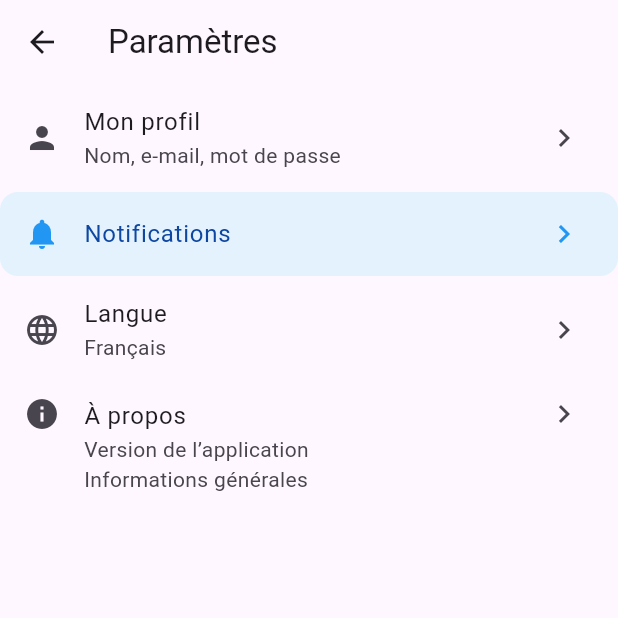
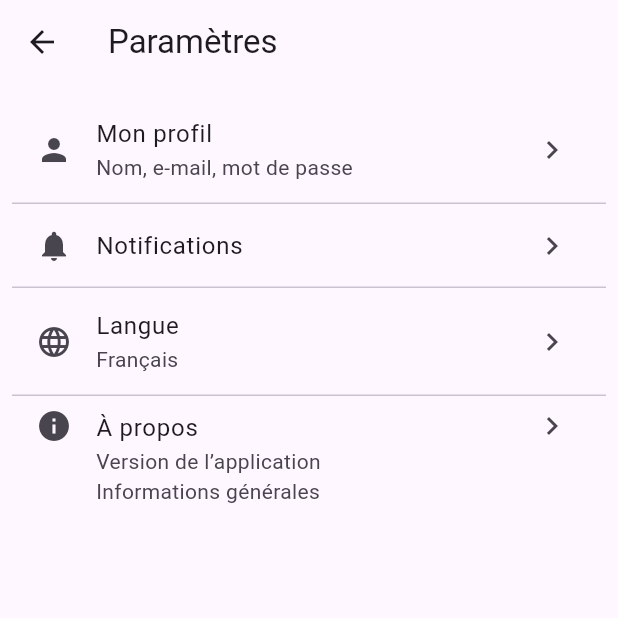
Before and after one commit to onsazizi-web/tp9_mabiblio, a Flutter app: the screen it shows after launch, after a tap on the "settings" icon, on a phone screen of 412 x 824 dp, the top half of it. Run offline on Flutter 3.47's test engine with Material 3 defaults, Android fonts, the phone set to English and light mode, and no system bars.

Commit message:
Partie 02 : ListView – catalogue, separated et nouveautés

```diff
--- a/lib/main.dart
+++ b/lib/main.dart
@@ -1,6 +1,8 @@
 
 import 'package:flutter/material.dart';
 import 'models/livre.dart';
+import 'widgets/livre_card.dart';
+import 'screens/catalogue_screen.dart';
 import 'data/livres_data.dart';
 import 'screens/parametres_screen.dart';void main() {
   runApp(const MyApp());
@@ -64,8 +66,21 @@
   children: livres.take(3).map(livreTile).toList(),
 ),
      appBar: AppBar(
+
   title: const Text('MaBiblio'),
   actions: [
+    IconButton(
+  icon: const Icon(Icons.menu_book),
+  tooltip: 'Catalogue',
+  onPressed: () {
+    Navigator.push(
+      context,
+      MaterialPageRoute(
+        builder: (context) => const CatalogueScreen(),
+      ),
+    );
+  },
+),
     IconButton(
       icon: const Icon(Icons.settings),
       onPressed: () {
@@ -73,6 +88,7 @@
           context,
           MaterialPageRoute(
             builder: (context) => const ParametresScreen(),
+
           ),
         );
       },
--- a/lib/screens/parametres_screen.dart
+++ b/lib/screens/parametres_screen.dart
@@ -10,14 +10,17 @@
       appBar: AppBar(
         title: const Text('Paramètres'),
       ),
-      body: Column(
-        children: [
+
+
+body: ListView(
+  padding: const EdgeInsets.all(8),
+  children: ListTile.divideTiles(
+    context: context,
+    tiles: [
       ListTile(
         leading: const Icon(Icons.person),
         title: const Text('Mon profil'),
-            subtitle: const Text(
-              'Nom, e-mail, mot de passe',
-            ),
+        subtitle: const Text('Nom, e-mail, mot de passe'),
         trailing: const Icon(Icons.chevron_right),
         onTap: () {
           ScaffoldMessenger.of(context).showSnackBar(
@@ -27,30 +30,17 @@
           );
         },
       ),
-
-          ListTile(
-            leading: const Icon(Icons.notifications),
-            title: const Text('Notifications'),
-            trailing: const Icon(Icons.chevron_right),
-            tileColor: Colors.blue.shade50,
-            iconColor: Colors.blue,
-            textColor: Colors.blue.shade900,
-            shape: RoundedRectangleBorder(
-              borderRadius: BorderRadius.circular(12),
+      const ListTile(
+        leading: Icon(Icons.notifications),
+        title: Text('Notifications'),
+        trailing: Icon(Icons.chevron_right),
       ),
-          ),
-
       const ListTile(
         leading: Icon(Icons.language),
         title: Text('Langue'),
         subtitle: Text('Français'),
         trailing: Icon(Icons.chevron_right),
       ),
-
-          // Q1.4 :
-          // dense: true réduit la hauteur du ListTile.
-          // isThreeLine: true augmente la hauteur pour trois lignes.
-          // enabled: false désactive l'interaction et grise le contenu.
       const ListTile(
         leading: Icon(Icons.info),
         title: Text('À propos'),
@@ -61,7 +51,11 @@
         isThreeLine: true,
       ),
     ],
+  ).toList(),
 ),
+
+
+
     );
   }
 }
```
Also changed, not shown: lib/screens/catalogue_screen.dart (+93 -0 lines), lib/widgets/livre_card.dart (+30 -0 lines). Lines whose indentation alone changed are shown as unchanged.
